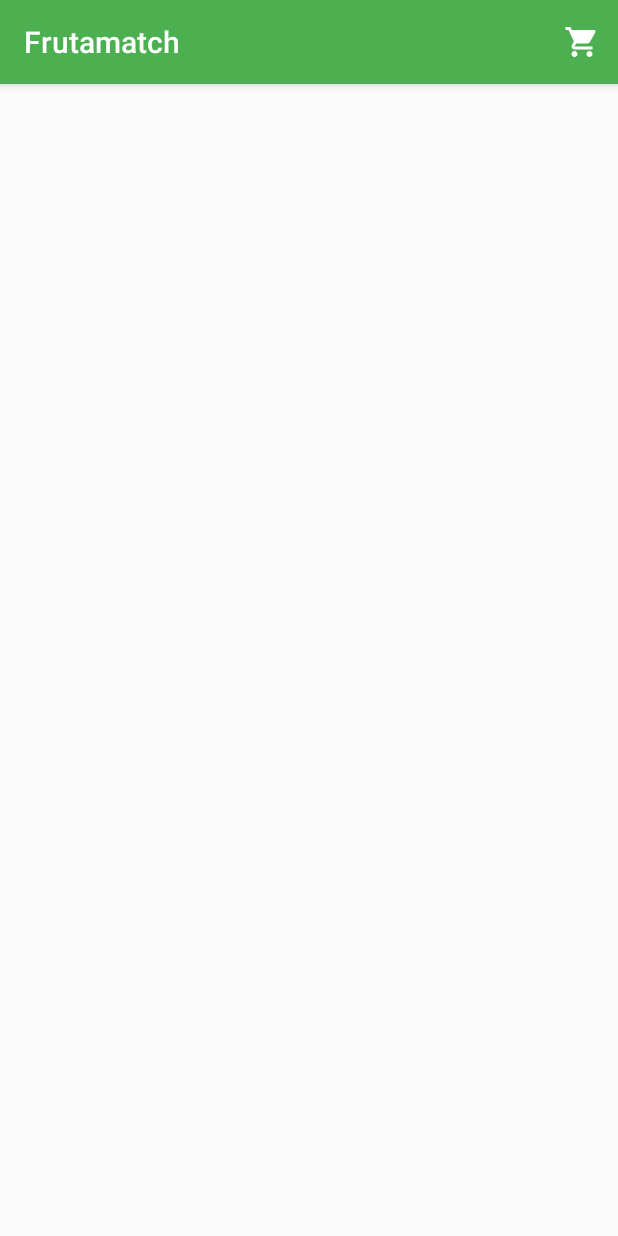
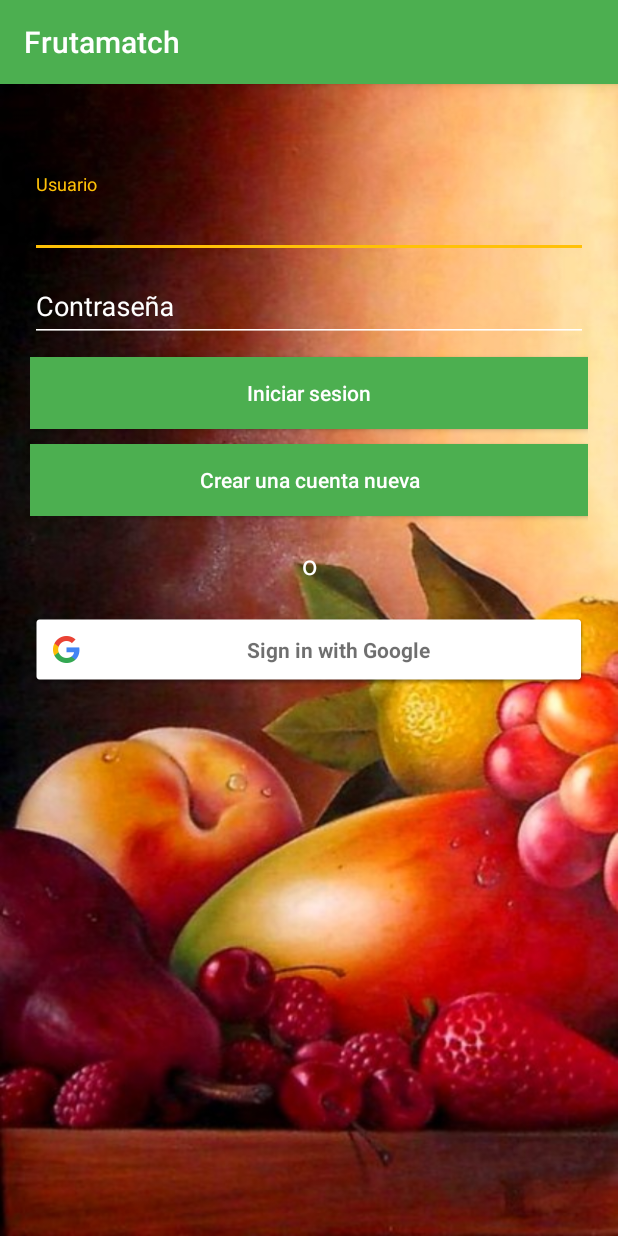
Before and after one commit to JuanBalceda/Frutamatch, an Android app: the screen it shows after launch (PersonalHomeActivity before the commit, LoginActivity after it), on a phone screen of 412 x 824 dp. Run offline under Robolectric (Android 15) with nearby library versions, the phone set to English and light mode, and no system bars; our stand-ins replace Firebase (no records; nobody signed in at launch, a user with empty details on screens opened directly).

Commit message:
Google login OK

```diff
--- a/app/build.gradle
+++ b/app/build.gradle
@@ -4,7 +4,7 @@ android {
     compileSdkVersion 27
     defaultConfig {
         applicationId "com.apps.balceda.fruits"
-        minSdkVersion 15
+        minSdkVersion 19
         targetSdkVersion 27
         versionCode 1
         versionName "1.0"
@@ -45,6 +45,8 @@ dependencies {
 
     implementation 'com.google.android.gms:play-services-wallet:16.0.0'
     implementation 'com.android.support:support-v4:27.1.1'
+    implementation 'com.firebaseui:firebase-ui-auth:4.1.0'
+    implementation 'com.google.firebase:firebase-auth:16.0.3'
 }
 
 apply plugin: 'com.google.gms.google-services'
--- a/app/src/main/java/com/apps/balceda/fruits/activities/SplashActivity.java
+++ b/app/src/main/java/com/apps/balceda/fruits/activities/SplashActivity.java
@@ -5,6 +5,7 @@ import android.support.v7.app.AppCompatActivity;
 import android.os.Bundle;
 
 import com.apps.balceda.fruits.R;
+import com.apps.balceda.fruits.activities.login.LoginActivity;
 import com.apps.balceda.fruits.activities.personal.PersonalHomeActivity;
 
 import java.util.Timer;
@@ -20,7 +21,7 @@ public class SplashActivity extends AppCompatActivity {
     TimerTask timerTask = new TimerTask() {
       @Override
       public void run() {
-        Intent intent = new Intent(SplashActivity.this, PersonalHomeActivity.class);
+        Intent intent = new Intent(SplashActivity.this, LoginActivity.class);
         startActivity(intent);
         finish();
       }
--- /dev/null
+++ b/app/src/main/java/com/apps/balceda/fruits/activities/login/LoginActivity.java
@@ -0,0 +1,159 @@
+package com.apps.balceda.fruits.activities.login;
+
+import android.content.Context;
+import android.content.Intent;
+import android.content.SharedPreferences;
+import android.support.design.widget.Snackbar;
+import android.support.v7.app.AppCompatActivity;
+import android.os.Bundle;
+import android.view.View;
+import android.widget.Button;
+import android.widget.EditText;
+import android.widget.Toast;
+
+import com.apps.balceda.fruits.R;
+import com.apps.balceda.fruits.activities.SplashActivity;
+import com.apps.balceda.fruits.activities.personal.PersonalHomeActivity;
+import com.google.android.gms.auth.api.signin.GoogleSignIn;
+import com.google.android.gms.auth.api.signin.GoogleSignInAccount;
+import com.google.android.gms.auth.api.signin.GoogleSignInClient;
+import com.google.android.gms.auth.api.signin.GoogleSignInOptions;
+import com.google.android.gms.common.SignInButton;
+import com.google.android.gms.common.api.ApiException;
+import com.google.android.gms.tasks.Task;
+import com.google.firebase.auth.AuthCredential;
+import com.google.firebase.auth.FirebaseAuth;
+import com.google.firebase.auth.FirebaseUser;
+import com.google.firebase.auth.GoogleAuthProvider;
+
+public class LoginActivity extends AppCompatActivity {
+
+    EditText username, password;
+    Button login, register;
+    SignInButton google;
+
+    private static final int RC_SIGN_IN = 9001;
+
+    public static FirebaseAuth mAuth;
+    public static GoogleSignInClient mGoogleSignInClient;
+    public static FirebaseUser currentUser;
+
+    @Override
+    public void onStart() {
+        super.onStart();
+        // Check if user is signed in (non-null) and update UI accordingly.
+        currentUser = mAuth.getCurrentUser();
+        updateUI(currentUser);
+    }
+
+    @Override
+    protected void onCreate(Bundle savedInstanceState) {
+        super.onCreate(savedInstanceState);
+        setContentView(R.layout.activity_login);
+
+        SharedPreferences sharedPreferences = getSharedPreferences("usuarios", Context.MODE_PRIVATE);
+        SharedPreferences.Editor editor = sharedPreferences.edit();
+        editor.putString("usuario", "jbalceda");
+        editor.putString("contrasena", "123456");
+        editor.commit();
+
+        username = findViewById(R.id.username);
+        password = findViewById(R.id.password);
+
+        login = findViewById(R.id.login);
+        register = findViewById(R.id.register);
+
+        google = findViewById(R.id.google);
+
+        google.setSize(SignInButton.SIZE_WIDE);
+
+        login.setOnClickListener(v -> {
+            String user = username.getText().toString();
+            String pass = password.getText().toString();
+
+            SharedPreferences preferences = getSharedPreferences("usuarios", Context.MODE_PRIVATE);
+
+            if (user.equals(preferences.getString("usuario", "x"))) {
+                if (pass.equals(preferences.getString("contrasena", "x"))) {
+                    Intent intent = new Intent(LoginActivity.this, PersonalHomeActivity.class);
+                    startActivity(intent);
+                    finish();
+                } else {
+                    Toast.makeText(LoginActivity.this, "Error en la contraseña", Toast.LENGTH_LONG).show();
+                }
+            } else {
+                Toast.makeText(LoginActivity.this, "El usuario no está registrado", Toast.LENGTH_LONG).show();
+            }
+        });
+
+        register.setOnClickListener(v -> {
+            Toast.makeText(LoginActivity.this, "Registro", Toast.LENGTH_SHORT).show();
+        });
+
+        google.setOnClickListener(v -> {
+            signIn();
+            // Toast.makeText(LoginActivity.this, "Registro", Toast.LENGTH_SHORT).show();
+        });
+
+        // Configure Google Sign In
+        GoogleSignInOptions gso = new GoogleSignInOptions.Builder(GoogleSignInOptions.DEFAULT_SIGN_IN)
+                .requestIdToken(getString(R.string.default_web_client_id))
+                .requestProfile()
+                .build();
+
+        mGoogleSignInClient = GoogleSignIn.getClient(this, gso);
+
+        mAuth = FirebaseAuth.getInstance();
+    }
+
+    @Override
+    public void onActivityResult(int requestCode, int resultCode, Intent data) {
+        super.onActivityResult(requestCode, resultCode, data);
+
+        // Result returned from launching the Intent from GoogleSignInApi.getSignInIntent(...);
+        if (requestCode == RC_SIGN_IN) {
+            Task<GoogleSignInAccount> task = GoogleSignIn.getSignedInAccountFromIntent(data);
+            try {
+                // Google Sign In was successful, authenticate with Firebase
+                GoogleSignInAccount account = task.getResult(ApiException.class);
+                firebaseAuthWithGoogle(account);
+            } catch (ApiException e) {
+                updateUI(null);
+            }
+        }
+    }
+
+    private void firebaseAuthWithGoogle(GoogleSignInAccount acct) {
+        AuthCredential credential = GoogleAuthProvider.getCredential(acct.getIdToken(), null);
+        mAuth.signInWithCredential(credential)
+                .addOnCompleteListener(this, task -> {
+                    if (task.isSuccessful()) {
+                        // Sign in success, update UI with the signed-in user's information
+                        FirebaseUser user = mAuth.getCurrentUser();
+                        updateUI(user);
+                    } else {
+                        // If sign in fails, display a message to the user.
+                        Snackbar.make(findViewById(R.id.activity_login), "Authentication Failed.", Snackbar.LENGTH_SHORT).show();
+                        updateUI(null);
+                    }
+                });
+    }
+
+    private void signIn() {
+        Intent signInIntent = mGoogleSignInClient.getSignInIntent();
+        startActivityForResult(signInIntent, RC_SIGN_IN);
+    }
+
+    public static void signOut() {
+        // Firebase sign out
+        mAuth.signOut();
+    }
+
+    private void updateUI(FirebaseUser user) {
+        if (user != null) {
+            Intent intent = new Intent(LoginActivity.this, PersonalHomeActivity.class);
+            startActivity(intent);
+            finish();
+        }
+    }
+}
--- a/app/src/main/java/com/apps/balceda/fruits/activities/personal/PersonalHomeActivity.java
+++ b/app/src/main/java/com/apps/balceda/fruits/activities/personal/PersonalHomeActivity.java
@@ -14,6 +14,7 @@ import android.view.ViewGroup;
 
 import com.apps.balceda.fruits.R;
 import com.apps.balceda.fruits.activities.ShopCarActivity;
+import com.apps.balceda.fruits.activities.login.LoginActivity;
 import com.apps.balceda.fruits.models.Product;
 import com.apps.balceda.fruits.viewholders.ProductViewHolder;
 import com.firebase.ui.database.FirebaseRecyclerAdapter;
@@ -36,9 +37,6 @@ public class PersonalHomeActivity extends AppCompatActivity {
     protected void onCreate(Bundle savedInstanceState) {
         super.onCreate(savedInstanceState);
         setContentView(R.layout.activity_personal_home);
-
-        Toolbar toolbar = findViewById(R.id.toolbar);
-        setSupportActionBar(toolbar);
 
         //iniciar Firebase
         database = FirebaseDatabase.getInstance();
@@ -110,6 +108,13 @@ public class PersonalHomeActivity extends AppCompatActivity {
                 intent = new Intent(this, ShopCarActivity.class);
                 startActivity(intent);
                 return true;
+
+            case R.id.exit:
+                LoginActivity.signOut();
+                intent = new Intent(this, LoginActivity.class);
+                startActivity(intent);
+                finish();
+                return true;
             default:
                 return super.onOptionsItemSelected(item);
         }
--- /dev/null
+++ b/app/src/main/res/drawable/ic_exit.xml
@@ -0,0 +1,5 @@
+<vector android:height="24dp" android:tint="#FFFFFF"
+    android:viewportHeight="24.0" android:viewportWidth="24.0"
+    android:width="24dp" xmlns:android="http://schemas.android.com/apk/res/android">
+    <path android:fillColor="#FF000000" android:pathData="M10.09,15.59L11.5,17l5,-5 -5,-5 -1.41,1.41L12.67,11H3v2h9.67l-2.58,2.59zM19,3H5c-1.11,0 -2,0.9 -2,2v4h2V5h14v14H5v-4H3v4c0,1.1 0.89,2 2,2h14c1.1,0 2,-0.9 2,-2V5c0,-1.1 -0.9,-2 -2,-2z"/>
+</vector>
--- /dev/null
+++ b/app/src/main/res/layout/activity_login.xml
@@ -0,0 +1,77 @@
+<?xml version="1.0" encoding="utf-8"?>
+<LinearLayout xmlns:android="http://schemas.android.com/apk/res/android"
+    xmlns:tools="http://schemas.android.com/tools"
+    android:id="@+id/activity_login"
+    android:layout_width="match_parent"
+    android:layout_height="match_parent"
+    android:orientation="vertical"
+    android:padding="20dp"
+    android:background="@drawable/wallpaper_frutas"
+    tools:context=".activities.login.LoginActivity">
+
+    <android.support.design.widget.TextInputLayout
+        android:layout_marginTop="40dp"
+        android:layout_width="match_parent"
+        android:layout_height="wrap_content">
+
+        <EditText
+            android:hint="Usuario"
+            android:textColorHint="@android:color/white"
+            android:id="@+id/username"
+            android:layout_width="match_parent"
+            android:layout_height="wrap_content"
+            android:maxLines="1"
+            android:lines="1" />
+
+    </android.support.design.widget.TextInputLayout>
+
+    <android.support.design.widget.TextInputLayout
+        android:layout_width="match_parent"
+        android:layout_height="wrap_content">
+
+        <EditText
+            android:hint="Contraseña"
+            android:textColorHint="@android:color/white"
+            android:id="@+id/password"
+            android:inputType="textPassword"
+            android:layout_marginBottom="10dp"
+            android:layout_width="match_parent"
+            android:layout_height="wrap_content"
+            android:maxLines="1"
+            android:lines="1" />
+
+    </android.support.design.widget.TextInputLayout>
+
+    <Button
+        android:id="@+id/login"
+        android:text="Iniciar sesion"
+        android:textAllCaps="false"
+        android:textColor="@color/white"
+        android:background="@color/colorPrimary"
+        android:layout_marginBottom="10dp"
+        android:layout_width="match_parent"
+        android:layout_height="wrap_content" />
+
+    <Button
+        android:id="@+id/register"
+        android:text="Crear una cuenta nueva"
+        android:textAllCaps="false"
+        android:textColor="@color/white"
+        android:background="@color/colorPrimary"
+        android:layout_width="match_parent"
+        android:layout_height="wrap_content" />
+    <TextView
+        android:layout_width="match_parent"
+        android:layout_height="wrap_content"
+        android:textColor="@android:color/white"
+        android:textSize="@dimen/text_medium"
+        android:layout_margin="20dp"
+        android:text="o"
+        android:gravity="center"/>
+
+    <com.google.android.gms.common.SignInButton
+        android:id="@+id/google"
+        android:layout_width="match_parent"
+        android:layout_height="wrap_content" />
+
+</LinearLayout>
--- a/app/src/main/res/layout/activity_personal_home.xml
+++ b/app/src/main/res/layout/activity_personal_home.xml
@@ -15,7 +15,7 @@ tools:openDrawer="start">
     android:weightSum="10">
 
     <include
-        layout="@layout/app_bar_home" />
+        layout="@layout/content_home" />
 
 </LinearLayout>
 
--- a/app/src/main/res/menu/home.xml
+++ b/app/src/main/res/menu/home.xml
@@ -8,4 +8,10 @@
         android:icon="@drawable/ic_shopping_cart_white_24dp"
         app:showAsAction="always" />
 
+    <item
+        android:id="@+id/exit"
+        android:icon="@drawable/ic_exit"
+        android:orderInCategory="200"
+        app:showAsAction="never"
+        android:title="Cerrar sesión" />
 </menu>
--- a/app/src/main/res/values-v21/styles.xml
+++ b/app/src/main/res/values-v21/styles.xml
@@ -1,8 +1,16 @@
 <resources>
 
-  <style name="AppTheme.NoActionBar">
-    <item name="windowActionBar">false</item>
-    <item name="windowNoTitle">true</item>
-    <item name="android:statusBarColor">@android:color/transparent</item>
-  </style>
+    <style name="AppTheme.NoActionBar">
+        <item name="windowActionBar">false</item>
+        <item name="windowNoTitle">true</item>
+        <item name="android:statusBarColor">@android:color/transparent</item>
+
+        <item name="colorPrimary">@color/colorPrimary</item>
+        <item name="colorPrimaryDark">@color/colorPrimaryDark</item>
+        <item name="colorAccent">@color/colorAccent</item>
+
+        <item name="android:textColorPrimary">@android:color/white</item>
+        <item name="android:textColorSecondary">@android:color/white</item>
+        <item name="android:textColorHint">@android:color/white</item>
+    </style>
 </resources>
--- a/app/src/main/res/values/dimens.xml
+++ b/app/src/main/res/values/dimens.xml
@@ -5,4 +5,9 @@
   <dimen name="nav_header_vertical_spacing">8dp</dimen>
   <dimen name="nav_header_height">176dp</dimen>
   <dimen name="fab_margin">16dp</dimen>
+
+  <dimen name="text_micro">12sp</dimen>
+  <dimen name="text_small">14sp</dimen>
+  <dimen name="text_medium">18sp</dimen>
+  <dimen name="text_big">22sp</dimen>
 </resources>
--- a/app/src/main/res/values/strings.xml
+++ b/app/src/main/res/values/strings.xml
@@ -8,4 +8,5 @@
     <string name="nav_header_desc">Navigation header</string>
     <string name="action_settings">Settings</string>
     <string name="number_picker_formatter">%02d</string>
+
 </resources>
--- a/app/src/main/res/values/styles.xml
+++ b/app/src/main/res/values/styles.xml
@@ -9,6 +9,7 @@
 
     <item name="android:textColorPrimary">@android:color/white</item>
     <item name="android:textColorSecondary">@android:color/white</item>
+    <item name="android:textColorHint">@android:color/white</item>
   </style>
 
 </resources>
```
Also changed, not shown: app/src/main/AndroidManifest.xml (+5 -12 lines), app/src/main/java/com/apps/balceda/fruits/activities/personal/ProductDetailsActivity.java (+7 -0 lines), app/src/main/res/drawable/boton_google.xml (added, +7 -0 lines), app/src/main/res/drawable/g_normal.png (added), app/src/main/res/drawable/wallpaper_frutas.jpg (added), app/src/main/res/drawable/wallpaper_login.jpg (added).
